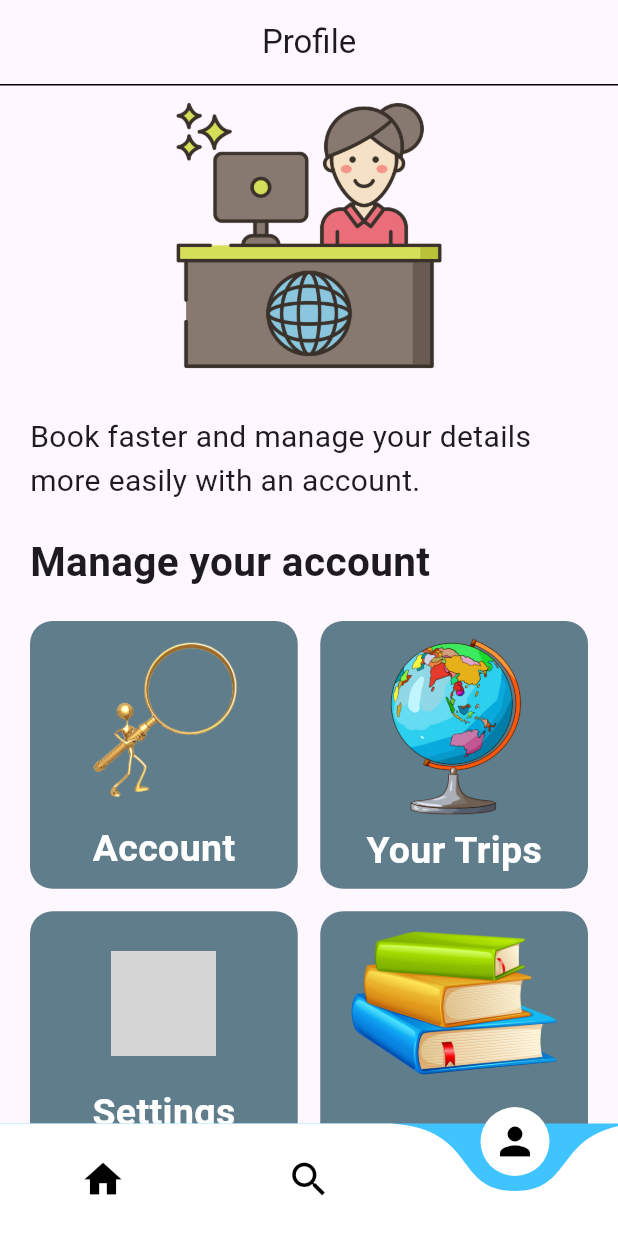
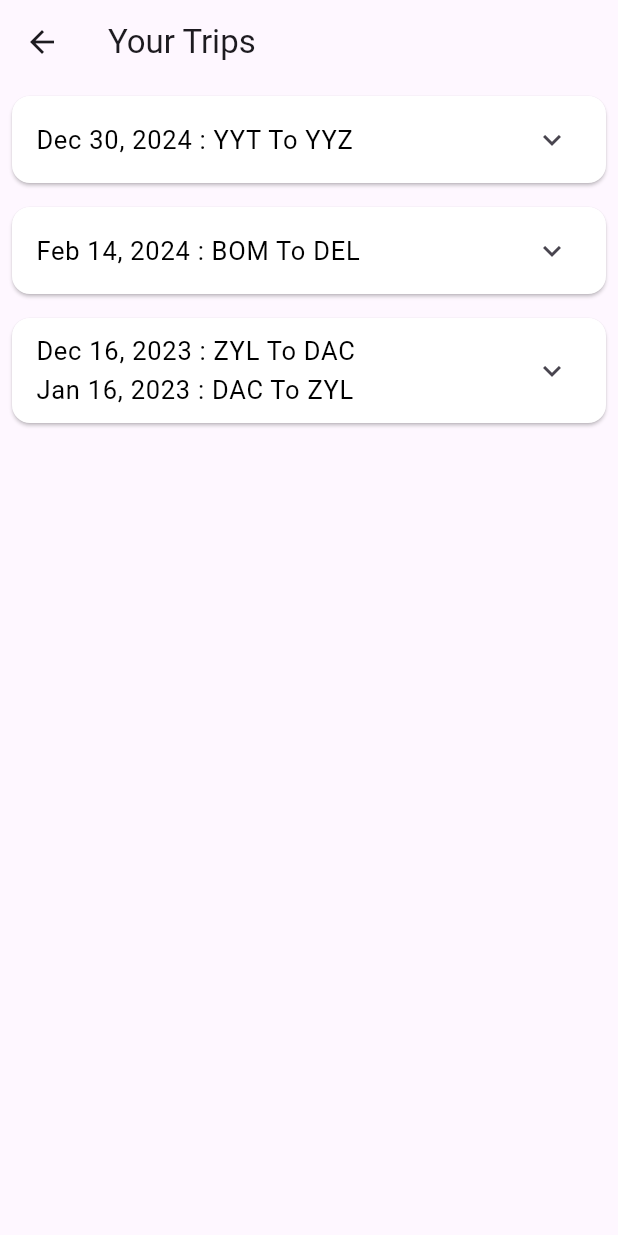
Before and after one commit to AyonDebnath/FLIGHT-SAVVY-APP, a Flutter app: the screen it shows once a user with an empty profile is signed in, item 3 of the bottom bar chosen, after a tap on "Your Trips", on a phone screen of 412 x 824 dp. Run offline on Flutter 3.47's test engine with Material 3 defaults, Android fonts, the phone set to English and light mode, and no system bars; drawn by our look-alikes of curved_navigation_bar; our stand-ins replace animated_toggle_switch, cloud_firestore, csv, firebase_auth, firebase_core, firebase_storage and 8 more; missing offline and left inert: dart_openai; accounts and stored records are empty; grey boxes are pictures that could not be loaded.

Commit message:
Added data

```diff
--- /dev/null
+++ b/flight_savvy/lib/model/trip.dart
@@ -0,0 +1,9 @@
+class tripItem {
+  final String heading;
+  final String description;
+
+  tripItem({
+    required this.heading,
+    required this.description,
+  });
+}
--- a/flight_savvy/lib/view/profile_view.dart
+++ b/flight_savvy/lib/view/profile_view.dart
@@ -1,5 +1,6 @@
 import 'package:flight_savvy/view/sustainability.dart';
 import 'package:flight_savvy/view/whyChooseUs.dart';
+import 'package:flight_savvy/view/yourTrips.dart';
 import 'package:flutter/material.dart';
 
 import 'account_view.dart';
@@ -133,8 +134,9 @@ class ProfilePage extends StatelessWidget {
                 if (index == 1) {
                   return GestureDetector(
                     onTap: () {
-                      // Handle tap on the grid item
-                      print('Tapped on item $index');
+                      Navigator.of(context).push(
+                        MaterialPageRoute(builder: (context) => yourTrips()),
+                      );
                     },
                     child: Container(
                       decoration: BoxDecoration(
--- /dev/null
+++ b/flight_savvy/lib/view/yourTrips.dart
@@ -0,0 +1,82 @@
+import 'package:flutter/material.dart';
+
+import '../model/trip.dart';
+
+class yourTrips extends StatelessWidget {
+  final List<tripItem> tripItems = [
+    tripItem(
+      heading: 'Dec 30, 2024 : YYT To YYZ',
+      description:'6:00am to 8:05am\n \nPrice : 105.70\n\n3 hours 56 minutes',
+    ),
+    tripItem(
+      heading: 'Feb 14, 2024 : BOM To DEL',
+      description:'5:00am to 7:26am\n \nPrice : 105.70\n\n2 hours 5 minutes',
+    ),
+    tripItem(
+      heading: 'Dec 16, 2023 : ZYL To DAC\nJan 16, 2023 : DAC To ZYL',
+      description:'11:20am to 12:00pm , 7:45 pm to 8:30 pm\n \nPrice : 298.60\n\n40 minutes, 45 minutes',
+    ),
+    // Add more FAQ items as needed
+  ];
+
+  @override
+  Widget build(BuildContext context) {
+    return Scaffold(
+      appBar: AppBar(
+        title: Text('Your Trips'),
+      ),
+      body: ListView.builder(
+        itemCount: tripItems.length,
+        itemBuilder: (context, index) {
+          return tripsItemWidget(tripItems[index]);
+        },
+      ),
+    );
+  }
+}
+
+class tripsItemWidget extends StatefulWidget {
+  final tripItem;
+
+  tripsItemWidget(this.tripItem);
+
+  @override
+  _tripsItemWidgetState createState() => _tripsItemWidgetState();
+}
+
+class _tripsItemWidgetState extends State<tripsItemWidget> {
+  bool isExpanded = false;
+
+  @override
+  Widget build(BuildContext context) {
+    return Card(
+      margin: EdgeInsets.all(8.0),
+      color: Colors.white,
+      child: ExpansionTile(
+        title: Text(
+          widget.tripItem.heading,
+          style: TextStyle(
+            color: Colors.black,
+            fontSize: 17,
+          ),
+        ),
+        children: [
+          Padding(
+            padding: const EdgeInsets.all(16.0),
+            child: Text(
+              widget.tripItem.description,
+              style: TextStyle(
+                color: Colors.black,
+                fontSize: 15,
+              ),
+            ),
+          ),
+          Icon(
+            Icons.delete,
+            size: 30.0,
+          ),
+        ],
+      ),
+    );
+  }
+}
```
